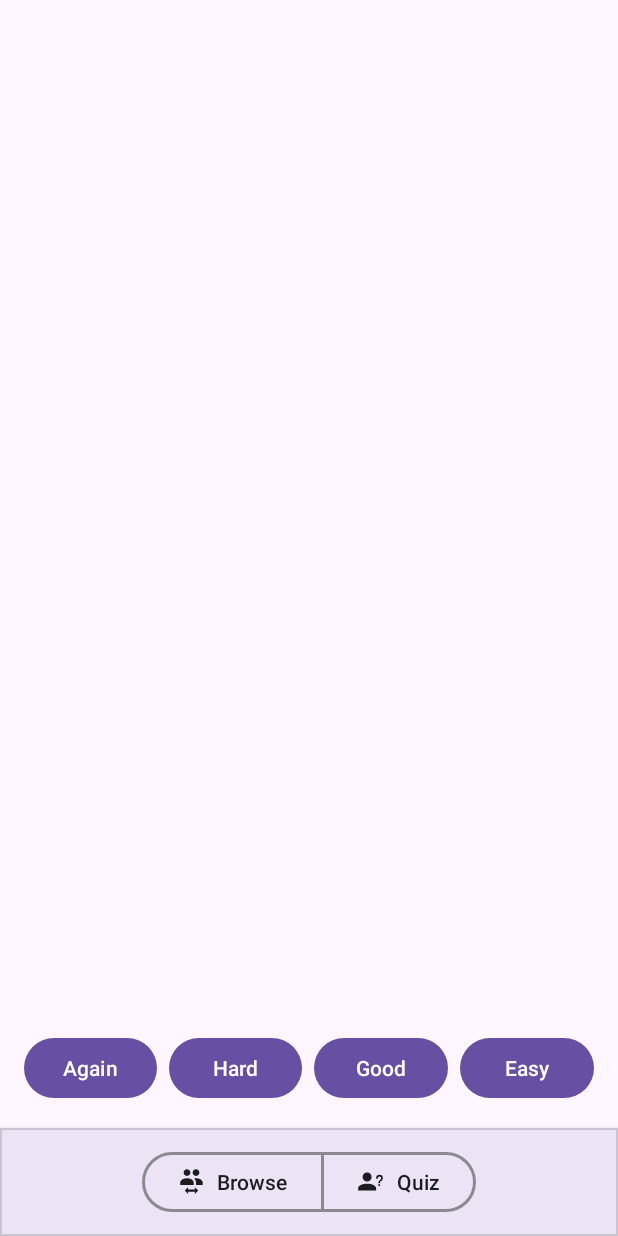
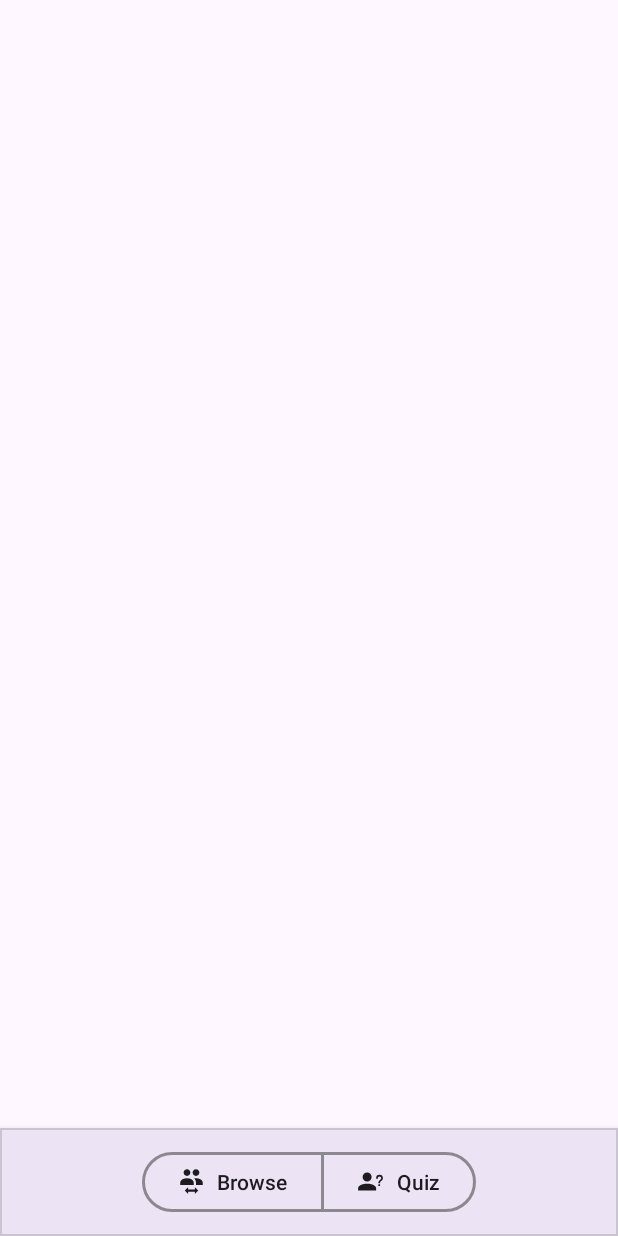
Before and after one commit to espertus/roster-capture, an Android app: the layout fragment_quiz.xml on its own in the app's theme, with its tools: preview values and no code run, on a phone screen of 412 x 824 dp. Run offline under Robolectric (Android 15) with nearby library versions, the phone set to English and light mode, and no system bars.

Commit message:
Move quiz buttons into adapter

```diff
--- a/app/src/main/java/com/ellenspertus/qroster/BrowseFragment.kt
+++ b/app/src/main/java/com/ellenspertus/qroster/BrowseFragment.kt
@@ -57,6 +57,7 @@ class BrowseFragment : Fragment() {
         val host = object : StudentPagerAdapter.Host {
             override val showInfoAtStart = true
             override val showInfoButtonAtStart = false
+            override val showQuizButtons = false
             override val context = requireContext()
             override fun startOver() {
                 view?.let { v ->
@@ -66,8 +67,8 @@ class BrowseFragment : Fragment() {
                 binding.studentViewPager.setCurrentItem(0, true)
             }
 
-            override fun onInfoVisibilityChanged(isVisible: Boolean) {
-                // do nothing
+            override fun onQuizButtonPressed(id: Int) {
+                throw IllegalStateException("onQuizButtonPressed() should never be called in BrowseFragment")
             }
         }
 
--- a/app/src/main/res/layout/fragment_quiz.xml
+++ b/app/src/main/res/layout/fragment_quiz.xml
@@ -8,7 +8,7 @@
         android:id="@+id/swipeRefreshLayout"
         android:layout_width="0dp"
         android:layout_height="0dp"
-        app:layout_constraintBottom_toBottomOf="parent"
+        app:layout_constraintBottom_toTopOf="@id/modeToggle"
         app:layout_constraintEnd_toEndOf="parent"
         app:layout_constraintStart_toStartOf="parent"
         app:layout_constraintTop_toTopOf="parent">
@@ -29,7 +29,7 @@
         android:orientation="vertical"
         android:padding="16dp"
         android:visibility="gone"
-        app:layout_constraintBottom_toBottomOf="parent"
+        app:layout_constraintBottom_toTopOf="@id/modeToggle"
         app:layout_constraintEnd_toEndOf="parent"
         app:layout_constraintStart_toStartOf="parent"
         app:layout_constraintTop_toTopOf="parent">
@@ -68,7 +68,7 @@
         android:id="@+id/progressBar"
         android:layout_width="wrap_content"
         android:layout_height="wrap_content"
-        app:layout_constraintBottom_toBottomOf="parent"
+        app:layout_constraintBottom_toTopOf="@id/modeToggle"
         app:layout_constraintEnd_toEndOf="parent"
         app:layout_constraintStart_toStartOf="parent"
         app:layout_constraintTop_toTopOf="parent" />
@@ -83,54 +83,9 @@
         app:layout_constraintStart_toStartOf="@+id/progressBar"
         app:layout_constraintTop_toBottomOf="@+id/progressBar" />
 
-    <LinearLayout
-        android:id="@+id/controlsLayout"
-        android:layout_width="0dp"
-        android:layout_height="wrap_content"
-        android:orientation="horizontal"
-        android:padding="16dp"
-        android:visibility="visible"
-        app:layout_constraintBottom_toTopOf="@id/modeToggle"
-        app:layout_constraintEnd_toEndOf="parent"
-        app:layout_constraintStart_toStartOf="parent">
+    <!-- Quiz controls card with elevation -->
 
-        <com.google.android.material.button.MaterialButton
-            android:id="@+id/quizButton1"
-            android:layout_width="0dp"
-            android:layout_height="wrap_content"
-            android:layout_marginEnd="4dp"
-            android:layout_weight="1"
-            android:padding="0dp"
-            android:text="@string/quiz_button_wrong" />
 
-        <com.google.android.material.button.MaterialButton
-            android:id="@+id/quizButton2"
-            android:layout_width="0dp"
-            android:layout_height="wrap_content"
-            android:layout_marginHorizontal="4dp"
-            android:layout_weight="1"
-            android:padding="0dp"
-            android:text="@string/quiz_button_hard" />
-
-        <com.google.android.material.button.MaterialButton
-            android:id="@+id/quizButton3"
-            android:layout_width="0dp"
-            android:layout_height="wrap_content"
-            android:layout_marginHorizontal="4dp"
-            android:layout_weight="1"
-            android:padding="0dp"
-            android:text="@string/quiz_button_good" />
-
-        <com.google.android.material.button.MaterialButton
-            android:id="@+id/quizButton4"
-            android:layout_width="0dp"
-            android:layout_height="wrap_content"
-            android:layout_marginStart="4dp"
-            android:layout_weight="1"
-            android:padding="0dp"
-            android:text="@string/quiz_button_known" />
-
-    </LinearLayout>
     <include
         android:id="@+id/modeToggle"
         layout="@layout/mode_toggle_card"
@@ -139,4 +94,5 @@
         app:layout_constraintBottom_toBottomOf="parent"
         app:layout_constraintEnd_toEndOf="parent"
         app:layout_constraintStart_toStartOf="parent" />
+
 </androidx.constraintlayout.widget.ConstraintLayout>
```
Also changed, not shown: app/src/main/java/com/ellenspertus/qroster/QuizFragment.kt (+9 -25 lines), app/src/main/java/com/ellenspertus/qroster/StudentPagerAdapter.kt (+35 -3 lines), app/src/main/res/layout/item_student_card.xml (+50 -0 lines).
